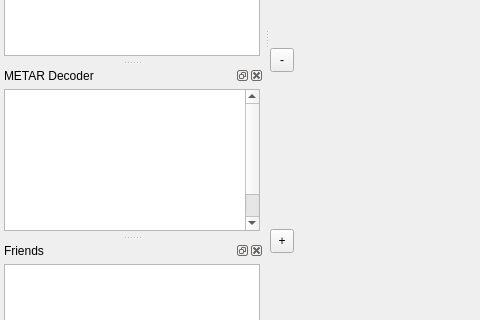
First picture: the form in trunk/QuteScoop/src/MainWindow.ui, repository qutescoop/qutescoop, before the edit; both pictures show x 0 to 480 and y 354 to 674 of the 814 by 787 pixel window.
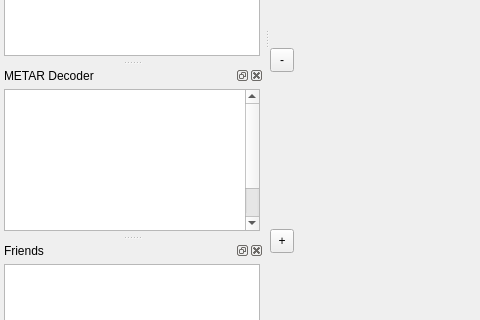
Second picture: the form after the edit. Icons and pictures are not drawn.

Commit message: Fixed a small bug in TimeWrap funktion

```diff
--- a/trunk/QuteScoop/src/MainWindow.ui
+++ b/trunk/QuteScoop/src/MainWindow.ui
@@ -644,6 +644,7 @@
 &lt;p style=&quot;-qt-paragraph-type:empty; margin-top:0px; margin-bottom:0px; margin-left:0px; margin-right:0px; -qt-block-indent:0; text-indent:0px; font-size:8pt;&quot;&gt;&lt;/p&gt;
 &lt;p style=&quot;-qt-paragraph-type:empty; margin-top:0px; margin-bottom:0px; margin-left:0px; margin-right:0px; -qt-block-indent:0; text-indent:0px; font-size:8pt;&quot;&gt;&lt;/p&gt;
 &lt;p style=&quot;-qt-paragraph-type:empty; margin-top:0px; margin-bottom:0px; margin-left:0px; margin-right:0px; -qt-block-indent:0; text-indent:0px; font-size:8pt;&quot;&gt;&lt;/p&gt;
+&lt;p style=&quot;-qt-paragraph-type:empty; margin-top:0px; margin-bottom:0px; margin-left:0px; margin-right:0px; -qt-block-indent:0; text-indent:0px; font-size:8pt;&quot;&gt;&lt;/p&gt;
 &lt;p style=&quot;-qt-paragraph-type:empty; margin-top:0px; margin-bottom:0px; margin-left:0px; margin-right:0px; -qt-block-indent:0; text-indent:0px; font-family:'UnDotum'; font-size:10pt;&quot;&gt;&lt;/p&gt;
 &lt;p style=&quot;-qt-paragraph-type:empty; margin-top:0px; margin-bottom:0px; margin-left:0px; margin-right:0px; -qt-block-indent:0; text-indent:0px; font-family:'Lucida Grande'; font-size:13pt;&quot;&gt;&lt;/p&gt;&lt;/td&gt;&lt;/tr&gt;&lt;/table&gt;&lt;/body&gt;&lt;/html&gt;</string>
        </property>
```
Left out of the diff: 22 changed lines with no effect on the pictures. The commit also changes 2 other files.
